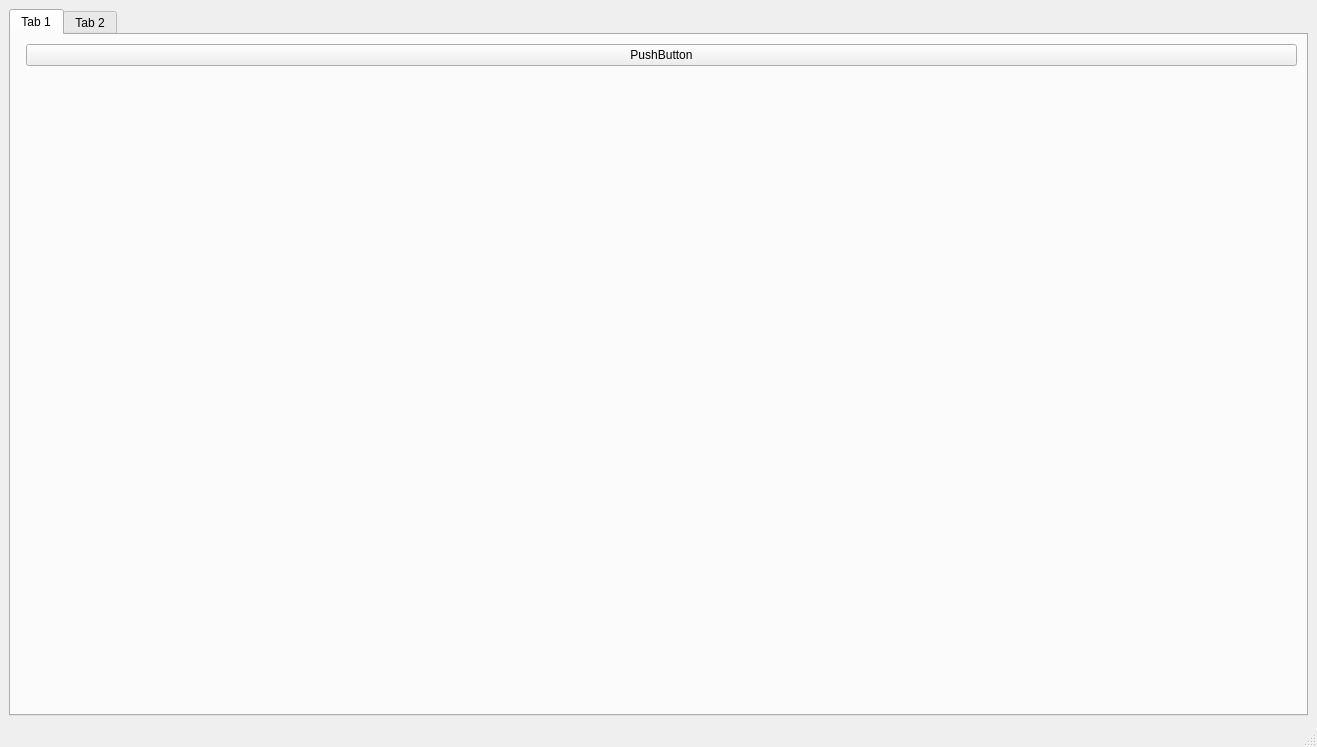
This is introductorywindow.ui in LiquidityProtocol/AMM-Simulator as Qt 5 draws it before an edit. The edited form follows.
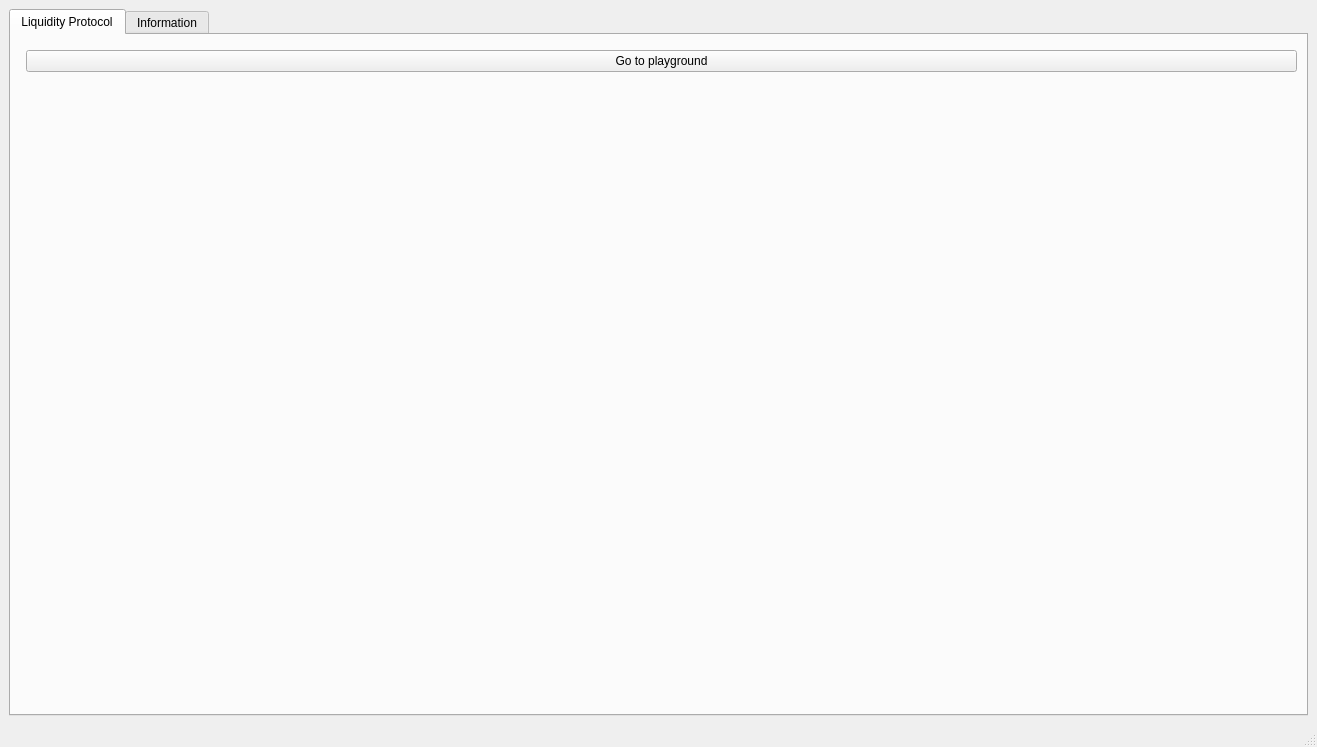
This is the edited form. The open tabs and pages were chosen to show the change. Icons and pictures are not drawn.

Commit message: Pushbutton to go back to introductory window from main

Diff of the .ui file:
```diff
--- a/introductorywindow.ui
+++ b/introductorywindow.ui
@@ -27,7 +27,7 @@
       </property>
       <widget class="QWidget" name="tab">
        <attribute name="title">
-        <string>Tab 1</string>
+        <string>Liquidity Protocol</string>
        </attribute>
        <layout class="QFormLayout" name="formLayout">
         <item row="0" column="0">
@@ -59,10 +59,10 @@
           </widget>
          </widget>
         </item>
-        <item row="0" column="1">
+        <item row="1" column="1">
          <widget class="QPushButton" name="pushButton">
           <property name="text">
-           <string>PushButton</string>
+           <string>Go to playground</string>
           </property>
          </widget>
         </item>
@@ -70,7 +70,7 @@
       </widget>
       <widget class="QWidget" name="tab_2">
        <attribute name="title">
-        <string>Tab 2</string>
+        <string>Information</string>
        </attribute>
        <widget class="QTextBrowser" name="textBrowser">
         <property name="geometry">
```
Left out of the diff: 6 changed lines with no effect on the pictures. The commit also changes 4 other files.
